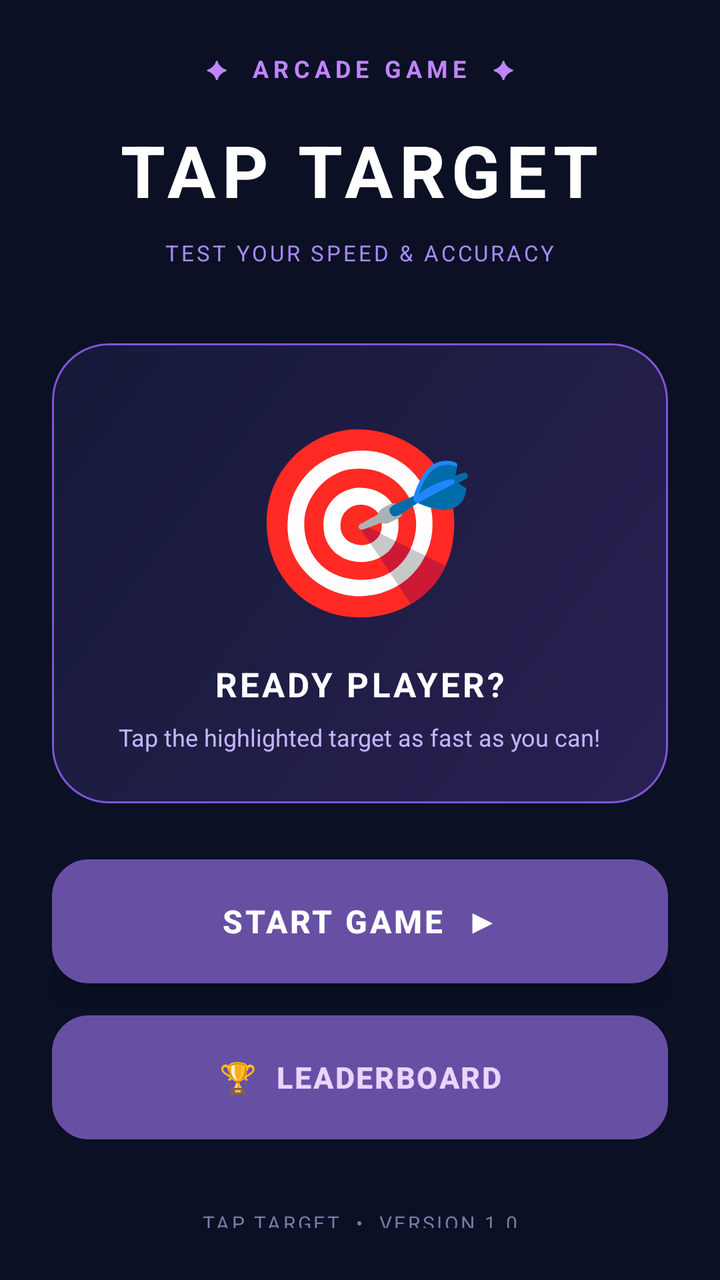
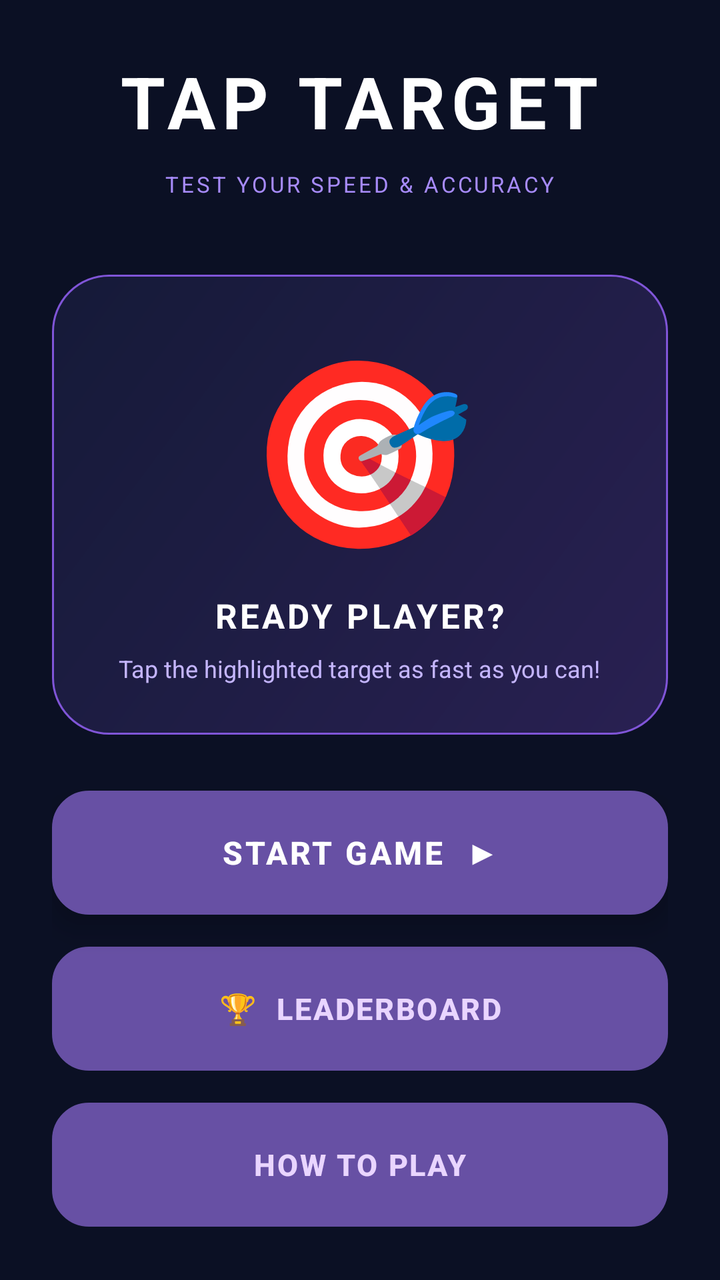

An Android layout rendered at two revisions. The XML below is the earlier revision; the diff shows what the commit changed to produce the second picture.
<!-- AndroidManifest.xml: application theme Theme.TapTargetGame -->
<!-- res/layout/activity_main.xml -->
<?xml version="1.0" encoding="utf-8"?>
<LinearLayout
    xmlns:android="http://schemas.android.com/apk/res/android"
    android:id="@+id/main"
    android:layout_width="match_parent"
    android:layout_height="match_parent"
    android:orientation="vertical"
    android:gravity="center"
    android:padding="26dp"
    android:background="#0B1024">

    <TextView
        android:layout_width="wrap_content"
        android:layout_height="wrap_content"
        android:text="✦  ARCADE GAME  ✦"
        android:textColor="#C084FC"
        android:textSize="12sp"
        android:textStyle="bold"
        android:letterSpacing="0.2"
        android:layout_marginBottom="18dp"/>

    <TextView
        android:layout_width="wrap_content"
        android:layout_height="wrap_content"
        android:text="TAP TARGET"
        android:textColor="#FFFFFF"
        android:textSize="36sp"
        android:textStyle="bold"
        android:letterSpacing="0.08"
        android:gravity="center"/>

    <TextView
        android:layout_width="wrap_content"
        android:layout_height="wrap_content"
        android:text="TEST YOUR SPEED &amp; ACCURACY"
        android:textColor="#A78BFA"
        android:textSize="11sp"
        android:letterSpacing="0.12"
        android:layout_marginTop="10dp"/>

    <LinearLayout
        android:layout_width="match_parent"
        android:layout_height="230dp"
        android:orientation="vertical"
        android:gravity="center"
        android:background="@drawable/bg_neon_hero"
        android:layout_marginTop="38dp"
        android:layout_marginBottom="28dp"
        android:padding="20dp">

        <TextView
            android:layout_width="wrap_content"
            android:layout_height="wrap_content"
            android:text="🎯"
            android:textSize="92sp"
            android:gravity="center"/>

        <TextView
            android:layout_width="wrap_content"
            android:layout_height="wrap_content"
            android:text="READY PLAYER?"
            android:textColor="#FFFFFF"
            android:textSize="17sp"
            android:textStyle="bold"
            android:letterSpacing="0.08"
            android:layout_marginTop="12dp"/>

        <TextView
            android:layout_width="wrap_content"
            android:layout_height="wrap_content"
            android:text="Tap the highlighted target as fast as you can!"
            android:textColor="#C4B5FD"
            android:textSize="12sp"
            android:gravity="center"
            android:layout_marginTop="7dp"/>
    </LinearLayout>

    <Button
        android:id="@+id/btnStart"
        android:layout_width="match_parent"
        android:layout_height="62dp"
        android:text="START GAME  ▶"
        android:textSize="16sp"
        android:textStyle="bold"
        android:textColor="#FFFFFF"
        android:letterSpacing="0.08"
        android:background="@drawable/btn_neon_primary"
        android:elevation="8dp"
        android:stateListAnimator="@null"/>

    <Button
        android:id="@+id/btnLeaderboard"
        android:layout_width="match_parent"
        android:layout_height="62dp"
        android:layout_marginTop="16dp"
        android:text="🏆  LEADERBOARD"
        android:textSize="15sp"
        android:textStyle="bold"
        android:textColor="#E9D5FF"
        android:letterSpacing="0.06"
        android:background="@drawable/btn_neon_secondary"
        android:stateListAnimator="@null"/>

    <TextView
        android:layout_width="wrap_content"
        android:layout_height="wrap_content"
        android:text="TAP TARGET  •  VERSION 1.0"
        android:textColor="#777DA5"
        android:textSize="10sp"
        android:letterSpacing="0.12"
        android:layout_marginTop="35dp"/>

</LinearLayout>
<!-- resources referenced by this layout -->
<resources>
  <!-- drawable bg_neon_hero (drawable) -->
  <?xml version="1.0" encoding="utf-8"?>
  <shape xmlns:android="http://schemas.android.com/apk/res/android">
      <corners android:radius="28dp"/>
      <gradient
          android:angle="135"
          android:startColor="#292052"
          android:endColor="#151A38"/>
      <stroke
          android:width="1dp"
          android:color="#8055D8"/>
  </shape>
  <!-- drawable btn_neon_primary (drawable) -->
  <?xml version="1.0" encoding="utf-8"?>
  <shape xmlns:android="http://schemas.android.com/apk/res/android">
      <corners android:radius="18dp"/>
      <gradient
          android:angle="0"
          android:startColor="#A855F7"
          android:endColor="#6D28D9"/>
      <stroke
          android:width="1dp"
          android:color="#D8B4FE"/>
  </shape>
  <!-- drawable btn_neon_secondary (drawable) -->
  <?xml version="1.0" encoding="utf-8"?>
  <shape xmlns:android="http://schemas.android.com/apk/res/android">
      <solid android:color="#1C2140"/>
      <corners android:radius="18dp"/>
      <stroke
          android:width="1dp"
          android:color="#8055D8"/>
  </shape>
  <style name="Theme.TapTargetGame" parent="Base.Theme.TapTargetGame" />
  <style name="Base.Theme.TapTargetGame" parent="Theme.Material3.DayNight.NoActionBar">
          
          
      </style>
</resources>

<!-- the commit's change to res/layout/activity_main.xml (unified diff, before → after) -->
@@ -101,10 +101,23 @@
         android:background="@drawable/btn_neon_secondary"
         android:stateListAnimator="@null"/>
 
+    <Button
+        android:id="@+id/btnHowToPlay"
+        android:layout_width="match_parent"
+        android:layout_height="62dp"
+        android:layout_marginTop="16dp"
+        android:text="HOW TO PLAY"
+        android:textSize="15sp"
+        android:textStyle="bold"
+        android:textColor="#E9D5FF"
+        android:letterSpacing="0.06"
+        android:background="@drawable/btn_neon_secondary"
+        android:stateListAnimator="@null"/>
+
     <TextView
         android:layout_width="wrap_content"
         android:layout_height="wrap_content"
-        android:text="TAP TARGET  •  VERSION 1.0"
+        android:text="TAP TARGET"
         android:textColor="#777DA5"
         android:textSize="10sp"
         android:letterSpacing="0.12"
